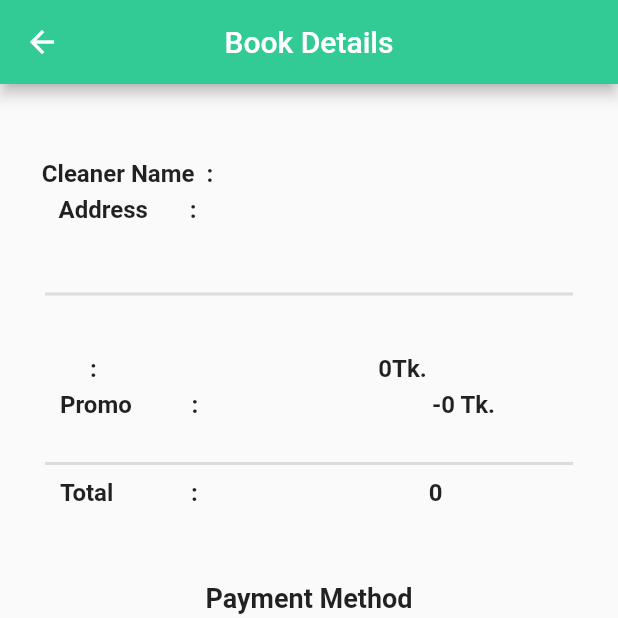
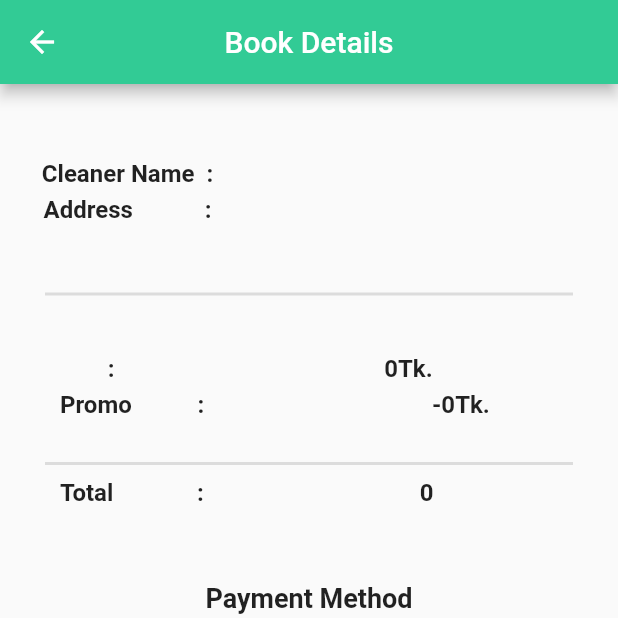
Before and after one commit to Shafaqulhamim/mobile_cleaning_service, a Flutter app: the BookDetails screen opened directly with empty values, on a phone screen of 412 x 824 dp, the top half of it. Run offline on Flutter 3.47's test engine with Material 2 defaults, Android fonts, the phone set to English and light mode, and no system bars; our stand-ins replace bloc, cloud_firestore, dartz, date_time_picker, firebase_auth, firebase_core and 7 more; accounts and stored records are empty.

Commit message:
design fixed

```diff
--- a/lib/view/book_details.dart
+++ b/lib/view/book_details.dart
@@ -118,7 +118,7 @@ class _BookDetailsState extends State<BookDetails> {
                                 height: 5,
                               ),
                               Text(
-                                "Address       :",
+                                "Address            :",
                                 style: TextStyle(
                                     fontSize: 16, fontWeight: FontWeight.bold),
                               )
@@ -187,7 +187,7 @@ class _BookDetailsState extends State<BookDetails> {
                                 //   height: 5,
                                 // ),
                                 Text(
-                                  "${widget.day}     :",
+                                  "${widget.day}        :",
                                   style: TextStyle(
                                       fontSize: 16,
                                       fontWeight: FontWeight.bold),
@@ -196,7 +196,7 @@ class _BookDetailsState extends State<BookDetails> {
                                   height: 5,
                                 ),
                                 Text(
-                                  "Promo          :",
+                                  "Promo           :",
                                   style: TextStyle(
                                       fontSize: 16,
                                       fontWeight: FontWeight.bold),
@@ -233,7 +233,7 @@ class _BookDetailsState extends State<BookDetails> {
                                   height: 5,
                                 ),
                                 Text(
-                                  "         -0 Tk.      ",
+                                  "        -0Tk.      ",
                                   style: TextStyle(
                                       fontSize: 16,
                                       fontWeight: FontWeight.bold),
@@ -256,13 +256,13 @@ class _BookDetailsState extends State<BookDetails> {
                       Padding(
                         padding: const EdgeInsets.only(left: 40),
                         child: Text(
-                          "Total             : ",
+                          "Total              : ",
                           style: TextStyle(
                               fontSize: 16, fontWeight: FontWeight.bold),
                         ),
                       ),
                       SizedBox(
-                        width: 150,
+                        width: 140,
                       ),
                       Text(
                         widget.total.toString(),
```
